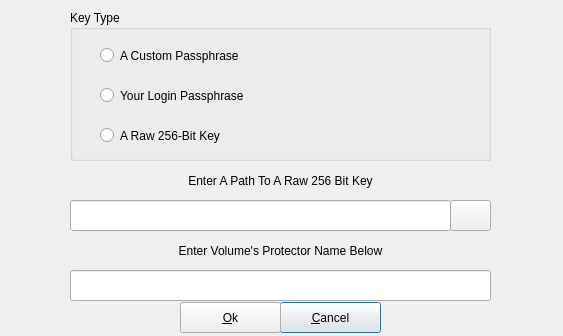
Old version of the form src/engines/fscryptcreateoptions.ui in the repository mhogomchungu/sirikali.
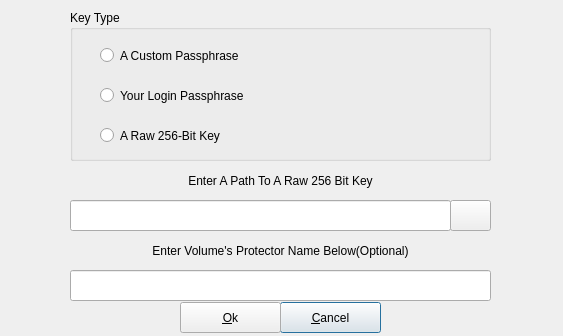
New version of the form.

What changed in the file:
```diff
--- a/src/engines/fscryptcreateoptions.ui
+++ b/src/engines/fscryptcreateoptions.ui
@@ -59,7 +59,7 @@
     </rect>
    </property>
    <property name="text">
-    <string>Enter Volume's Protector Name Below</string>
+    <string>Enter Volume's Protector Name Below(Optional)</string>
    </property>
    <property name="alignment">
     <set>Qt::AlignCenter</set>
```
